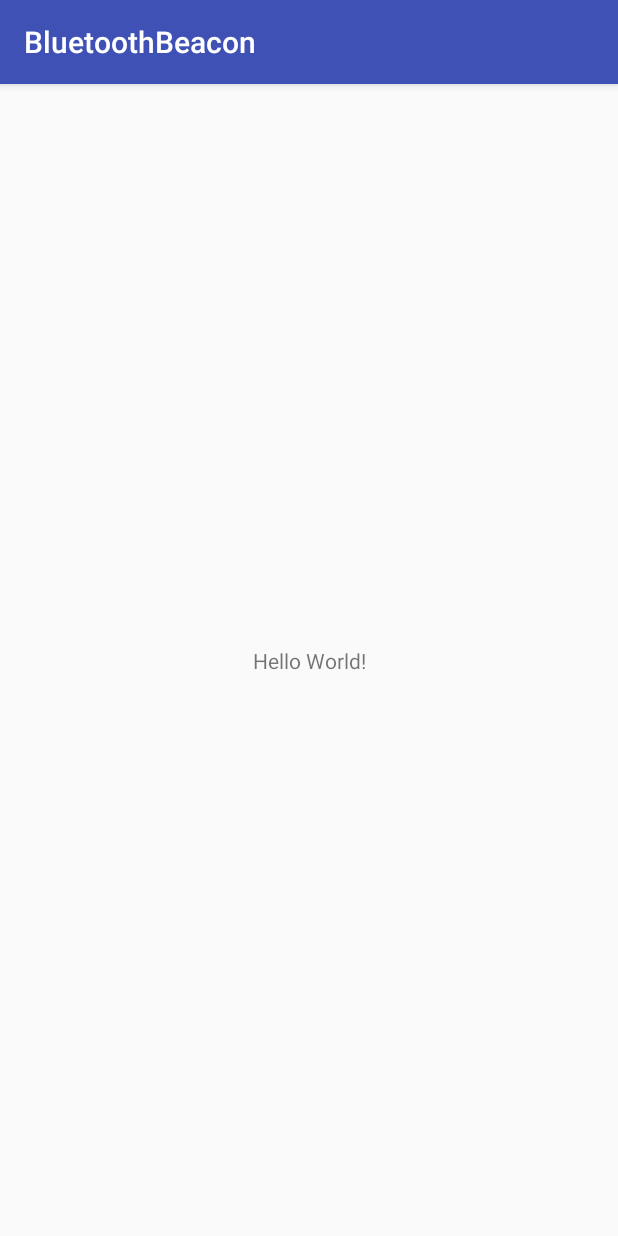
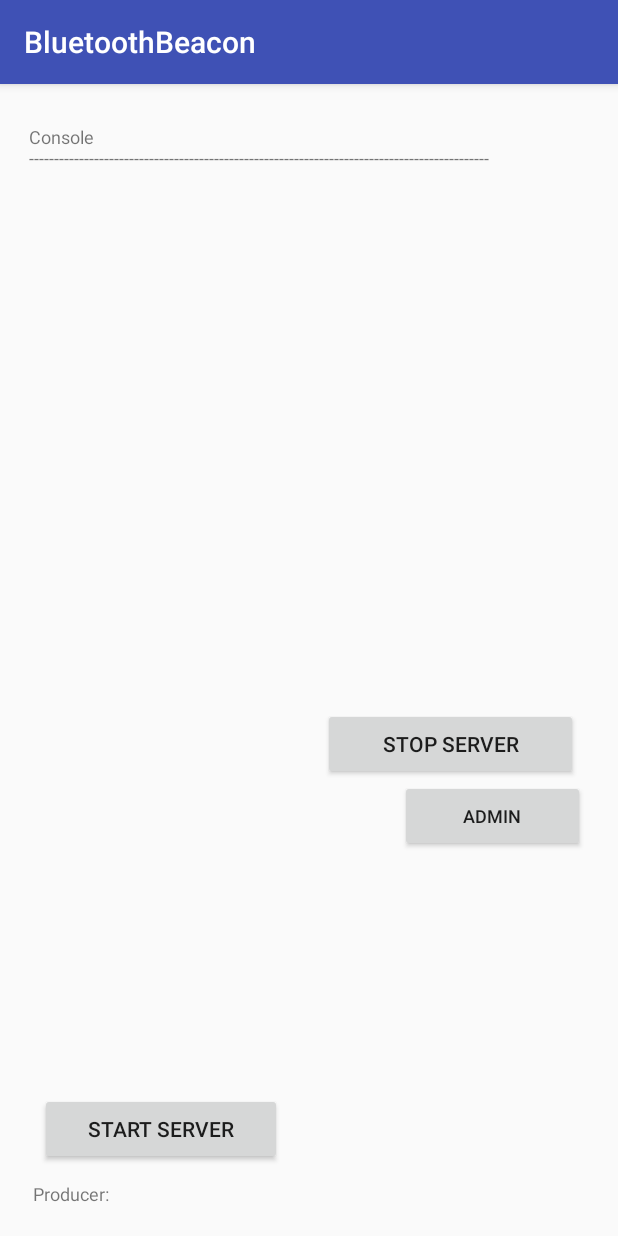
Before and after one commit to SwinburneBlockchain/BluetoothBeacon, an Android app: the screen it shows after launch (MainActivity), on a phone screen of 412 x 824 dp. Run offline under Robolectric (Android 15) with nearby library versions, the phone set to English and light mode, and no system bars.

Commit message:
Created basic classes

```diff
--- a/app/src/main/AndroidManifest.xml
+++ b/app/src/main/AndroidManifest.xml
@@ -16,6 +16,7 @@
                 <category android:name="android.intent.category.LAUNCHER" />
             </intent-filter>
         </activity>
+        <activity android:name=".AdminActivity"></activity>
     </application>
 
 </manifest>
--- a/app/src/main/java/com/swinblockchain/bluetoothbeacon/MainActivity.java
+++ b/app/src/main/java/com/swinblockchain/bluetoothbeacon/MainActivity.java
@@ -1,13 +1,26 @@
 package com.swinblockchain.bluetoothbeacon;
 
+import android.content.Intent;
 import android.support.v7.app.AppCompatActivity;
 import android.os.Bundle;
+import android.view.View;
+import android.widget.TextView;
 
 public class MainActivity extends AppCompatActivity {
+
+    Console console;
 
     @Override
     protected void onCreate(Bundle savedInstanceState) {
         super.onCreate(savedInstanceState);
         setContentView(R.layout.activity_main);
+
+        console = new Console((TextView) findViewById(R.id.consoleWindow));
     }
+
+    public void startAdmin(View view) {
+        Intent i = new Intent(MainActivity.this, AdminActivity.class);
+        startActivity(i);
+    }
+
 }
--- a/app/src/main/res/layout/activity_main.xml
+++ b/app/src/main/res/layout/activity_main.xml
@@ -6,13 +6,65 @@
     android:layout_height="match_parent"
     tools:context="com.swinblockchain.bluetoothbeacon.MainActivity">
 
+    <Button
+        android:id="@+id/startButton"
+        android:layout_width="161dp"
+        android:layout_height="48dp"
+        android:text="Start Server"
+        app:layout_constraintLeft_toLeftOf="parent"
+        app:layout_constraintBottom_toBottomOf="parent"
+        android:layout_marginBottom="47dp"
+        app:layout_constraintRight_toLeftOf="@+id/stopButton" />
+
+    <Button
+        android:id="@+id/stopButton"
+        android:layout_width="170dp"
+        android:layout_height="wrap_content"
+        android:text="Stop Server"
+        app:layout_constraintTop_toTopOf="parent"
+        app:layout_constraintRight_toRightOf="parent"
+        android:layout_marginTop="416dp"
+        app:layout_constraintLeft_toRightOf="@+id/startButton"
+        app:layout_constraintHorizontal_bias="0.0" />
+
     <TextView
-        android:layout_width="wrap_content"
-        android:layout_height="wrap_content"
-        android:text="Hello World!"
-        app:layout_constraintBottom_toBottomOf="parent"
+        android:id="@+id/consoleWindow"
+        android:layout_width="375dp"
+        android:layout_height="414dp"
+        android:text="Console\n--------------------------------------------------------------------------------------------\n"
+        android:textAlignment="viewStart"
+        android:textSize="12sp"
+        app:layout_constraintBottom_toTopOf="@+id/startButton"
+        app:layout_constraintHorizontal_bias="0.529"
         app:layout_constraintLeft_toLeftOf="parent"
         app:layout_constraintRight_toRightOf="parent"
-        app:layout_constraintTop_toTopOf="parent" />
+        app:layout_constraintTop_toTopOf="parent"
+        app:layout_constraintVertical_bias="0.103" />
+
+    <TextView
+        android:id="@+id/textView3"
+        android:layout_width="222dp"
+        android:layout_height="29dp"
+        android:text="Producer:"
+        android:textSize="12sp"
+        app:layout_constraintBottom_toBottomOf="parent"
+        app:layout_constraintHorizontal_bias="0.8"
+        app:layout_constraintLeft_toLeftOf="parent"
+        app:layout_constraintRight_toLeftOf="@+id/adminButton"
+        app:layout_constraintTop_toBottomOf="@+id/startButton"
+        app:layout_constraintVertical_bias="0.611" />
+
+    <Button
+        android:id="@+id/adminButton"
+        android:layout_width="123dp"
+        android:layout_height="48dp"
+        android:onClick="startAdmin"
+        android:text="ADMIN"
+        android:textSize="12sp"
+        app:layout_constraintBottom_toBottomOf="parent"
+        app:layout_constraintLeft_toRightOf="@+id/textView3"
+        app:layout_constraintRight_toRightOf="parent"
+        app:layout_constraintTop_toBottomOf="@+id/stopButton"
+        app:layout_constraintVertical_bias="0.0" />
 
 </android.support.constraint.ConstraintLayout>
```
Also changed, not shown: app/src/main/java/com/swinblockchain/bluetoothbeacon/AdminActivity.java (added, +66 -0 lines), app/src/main/java/com/swinblockchain/bluetoothbeacon/Console.java (added, +71 -0 lines), app/src/main/java/com/swinblockchain/bluetoothbeacon/Producer.java (added, +45 -0 lines), app/src/main/java/com/swinblockchain/bluetoothbeacon/ProducerManager.java (added, +26 -0 lines), app/src/main/res/layout/activity_admin.xml (added, +92 -0 lines), app/src/main/res/layout/tablerow.xml (added, +29 -0 lines).
